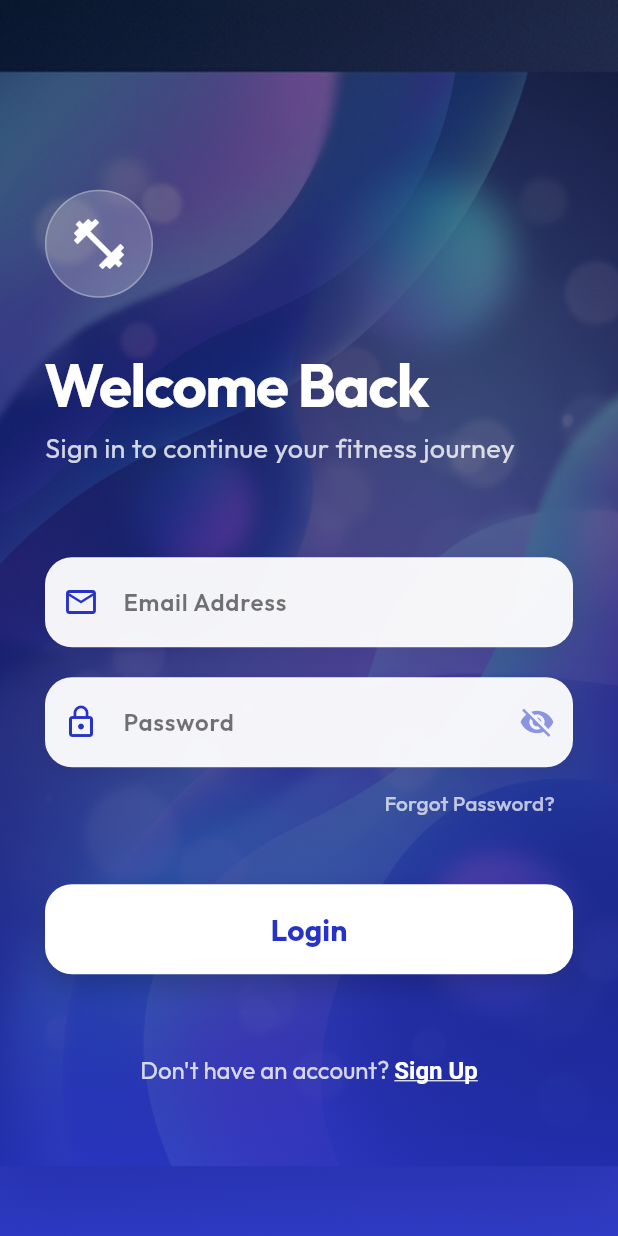
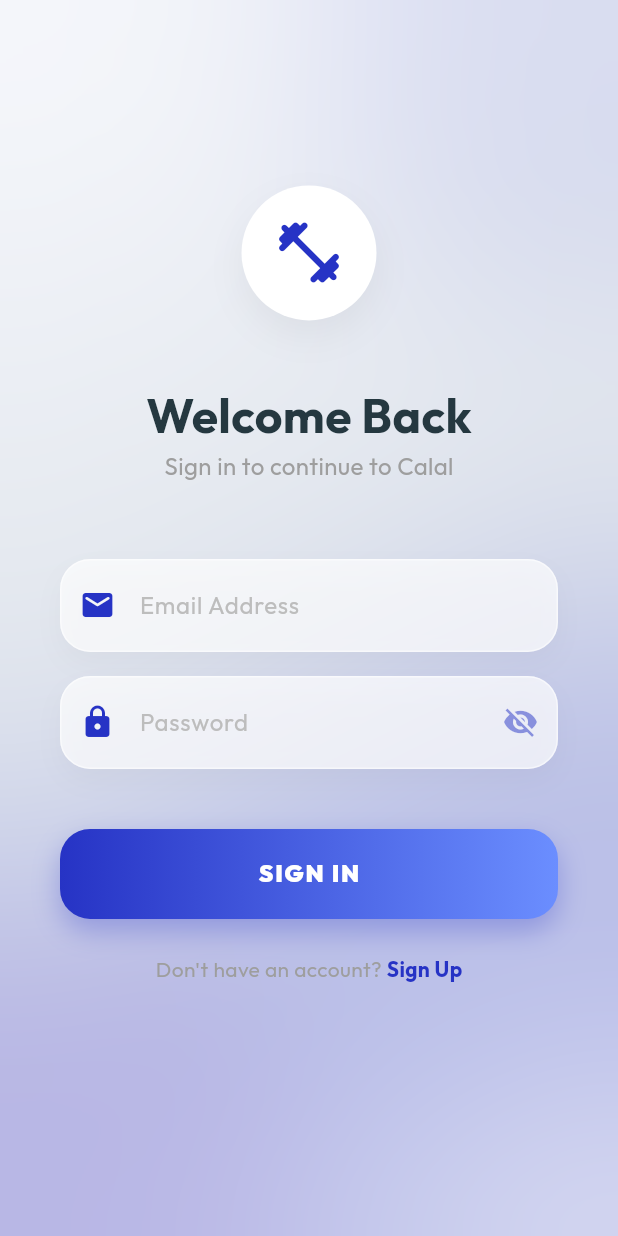
Before and after one commit to ELFarri/crown-health-mobile, a Flutter app: the screen it shows after launch, on a phone screen of 412 x 824 dp. Run offline on Flutter 3.47's test engine with Material 3 defaults, Android fonts, the phone set to English and light mode, and no system bars; our stand-ins replace fl_chart, flutter_local_notifications, google_fonts, google_generative_ai, image_picker, shared_preferences and 1 more; missing offline and left inert: mobile_scanner.

Commit message:
Fix keyboard overlap and branding on LoginScreen

```diff
--- a/lib/screens/auth/login_screen.dart
+++ b/lib/screens/auth/login_screen.dart
@@ -1,7 +1,10 @@
 import 'package:flutter/material.dart';
 import 'package:google_fonts/google_fonts.dart';
+import 'package:provider/provider.dart';
+import 'dart:ui';
 import '../../app_theme.dart';
 import '../../services/auth_service.dart';
+import '../../providers/user_provider.dart';
 import '../home_screen.dart';
 import 'register_screen.dart';
 
@@ -11,6 +14,7 @@ class LoginScreen extends StatefulWidget {
 }
 
 class _LoginScreenState extends State<LoginScreen> {
+  final _formKey = GlobalKey<FormState>();
   final _emailController = TextEditingController();
   final _passwordController = TextEditingController();
   bool _isLoading = false;
@@ -22,263 +26,128 @@ class _LoginScreenState extends State<LoginScreen> {
     return Scaffold(
       body: Stack(
         children: [
-          // On remet l'ancien fond avec l'image immersive
-          Positioned.fill(
-            child: Image.asset(
-              'images/fitness_bg.png',
-              fit: BoxFit.cover,
-            ),
-          ),
-          Positioned.fill(
-            child: Container(
-              decoration: BoxDecoration(
-                gradient: LinearGradient(
-                  begin: Alignment.topCenter,
-                  end: Alignment.bottomCenter,
-                  colors: [
-                    Colors.black.withOpacity(0.4),
-                    AppTheme.nearlyDarkBlue.withOpacity(0.9),
+          _buildBackground(),
+          SafeArea(
+            child: SingleChildScrollView(
+              padding: const EdgeInsets.symmetric(horizontal: 40),
+              child: Form(
+                key: _formKey,
+                child: Column(
+                  mainAxisAlignment: MainAxisAlignment.center,
+                  children: [
+                    SizedBox(height: MediaQuery.of(context).size.height * 0.15),
+                    _buildLogo(),
+                    SizedBox(height: 40),
+                    Text("Welcome Back", style: GoogleFonts.outfit(fontSize: 32, fontWeight: FontWeight.bold, color: AppTheme.darkText)),
+                    Text("Sign in to continue to Calal", style: GoogleFonts.outfit(fontSize: 16, color: Colors.grey)),
+                    SizedBox(height: 50),
+                    _buildGlassInput(hint: "Email Address", icon: Icons.email_rounded, controller: _emailController, type: TextInputType.emailAddress, validator: (v) => !v!.contains('@') ? "Invalid email" : null),
+                    SizedBox(height: 16),
+                    _buildGlassInput(
+                      hint: "Password", icon: Icons.lock_rounded, controller: _passwordController, isObscured: _obscurePassword,
+                      suffix: IconButton(icon: Icon(_obscurePassword ? Icons.visibility_off : Icons.visibility, color: AppTheme.nearlyDarkBlue.withOpacity(0.5)), onPressed: () => setState(() => _obscurePassword = !_obscurePassword)),
+                      validator: (v) => v!.isEmpty ? "Required" : null
+                    ),
+                    if (_errorMessage != null) Padding(padding: const EdgeInsets.only(top: 16), child: Text(_errorMessage!, style: TextStyle(color: Colors.red))),
+                    SizedBox(height: 40),
+                    _buildLoginBtn(),
+                    SizedBox(height: 24),
+                    _buildRegisterLink(),
+                    SizedBox(height: 40),
                   ],
                 ),
               ),
             ),
           ),
-
-          SafeArea(
-            child: Center(
-              child: ConstrainedBox(
-                constraints: BoxConstraints(maxWidth: 450),
-                child: SingleChildScrollView(
-                  padding: EdgeInsets.symmetric(horizontal: 30, vertical: 50),
-                  child: Column(
-                    crossAxisAlignment: CrossAxisAlignment.start,
-                    children: [
-                      SizedBox(height: 40),
-                      // Logo Icon
-                      Container(
-                        padding: EdgeInsets.all(15),
-                        decoration: BoxDecoration(
-                          color: Colors.white.withOpacity(0.2),
-                          shape: BoxShape.circle,
-                          border: Border.all(color: Colors.white.withOpacity(0.3)),
-                        ),
-                        child: Icon(Icons.fitness_center, color: Colors.white, size: 40),
-                      ),
-                      SizedBox(height: 30),
-
-                      Text(
-                        'Welcome Back',
-                        style: GoogleFonts.outfit(
-                          fontSize: 40,
-                          fontWeight: FontWeight.bold,
-                          color: Colors.white,
-                          letterSpacing: -1,
-                        ),
-                      ),
-                      Text(
-                        'Sign in to continue your fitness journey',
-                        style: GoogleFonts.outfit(
-                          fontSize: 18,
-                          color: Colors.white.withOpacity(0.8),
-                        ),
-                      ),
-
-                      SizedBox(height: 60),
-
-                      // Form Fields
-                      _buildTextField(
-                        controller: _emailController,
-                        hint: 'Email Address',
-                        icon: Icons.email_outlined,
-                        type: TextInputType.emailAddress,
-                      ),
-                      SizedBox(height: 20),
-                      _buildTextField(
-                        controller: _passwordController,
-                        hint: 'Password',
-                        icon: Icons.lock_outline,
-                        isObscured: _obscurePassword,
-                        suffixIcon: IconButton(
-                          icon: Icon(
-                            _obscurePassword ? Icons.visibility_off : Icons.visibility,
-                            color: AppTheme.nearlyDarkBlue.withOpacity(0.5),
-                          ),
-                          onPressed: () {
-                            setState(() {
-                              _obscurePassword = !_obscurePassword;
-                            });
-                          },
-                        ),
-                      ),
-
-                      Align(
-                        alignment: Alignment.centerRight,
-                        child: TextButton(
-                          onPressed: () {},
-                          child: Text(
-                            'Forgot Password?',
-                            style: TextStyle(color: Colors.white.withOpacity(0.7)),
-                          ),
-                        ),
-                      ),
-
-                      SizedBox(height: 30),
-
-                      if (_errorMessage != null)
-                        _buildError(_errorMessage!),
-
-                      // Login Button
-                      SizedBox(
-                        width: double.infinity,
-                        height: 60,
-                        child: Container(
-                          decoration: BoxDecoration(
-                            borderRadius: BorderRadius.circular(18),
-                            boxShadow: [
-                              BoxShadow(
-                                color: Colors.black.withOpacity(0.2),
-                                blurRadius: 15,
-                                offset: Offset(0, 8),
-                              ),
-                            ],
-                          ),
-                          child: ElevatedButton(
-                            onPressed: _isLoading ? null : _login,
-                            style: ElevatedButton.styleFrom(
-                              backgroundColor: Colors.white,
-                              foregroundColor: AppTheme.nearlyDarkBlue,
-                              shape: RoundedRectangleBorder(
-                                borderRadius: BorderRadius.circular(18),
-                              ),
-                              elevation: 0,
-                            ),
-                            child: _isLoading
-                                ? CircularProgressIndicator(color: AppTheme.nearlyDarkBlue)
-                                : Text(
-                                    'Login',
-                                    style: GoogleFonts.outfit(
-                                      fontSize: 20,
-                                      fontWeight: FontWeight.bold,
-                                    ),
-                                  ),
-                          ),
-                        ),
-                      ),
-
-                      SizedBox(height: 40),
-
-                      Center(
-                        child: TextButton(
-                          onPressed: () {
-                            Navigator.push(
-                              context,
-                              MaterialPageRoute(builder: (context) => RegisterScreen()),
-                            );
-                          },
-                          child: RichText(
-                            text: TextSpan(
-                              style: GoogleFonts.outfit(
-                                fontSize: 16,
-                                color: Colors.white.withOpacity(0.8),
-                              ),
-                              children: [
-                                TextSpan(text: "Don't have an account? "),
-                                TextSpan(
-                                  text: 'Sign Up',
-                                  style: TextStyle(
-                                    fontWeight: FontWeight.bold,
-                                    color: Colors.white,
-                                    decoration: TextDecoration.underline,
-                                  ),
-                                ),
-                              ],
-                            ),
-                          ),
-                        ),
-                      ),
-                    ],
-                  ),
-                ),
-              ),
-            ),
-          ),
+          if (_isLoading) _buildLoadingOverlay(),
         ],
       ),
     );
   }
 
-  Widget _buildTextField({
-    required TextEditingController controller,
-    required String hint,
-    required IconData icon,
-    bool isObscured = false,
-    Widget? suffixIcon,
-    TextInputType type = TextInputType.text,
-  }) {
+  Widget _buildBackground() {
     return Container(
       decoration: BoxDecoration(
-        color: Colors.white.withOpacity(0.95),
-        borderRadius: BorderRadius.circular(18),
-        boxShadow: [
-          BoxShadow(
-            color: Colors.black.withOpacity(0.05),
-            blurRadius: 10,
-            offset: Offset(0, 4),
-          ),
-        ],
-      ),
-      child: TextField(
-        controller: controller,
-        obscureText: isObscured,
-        keyboardType: type,
-        style: TextStyle(color: AppTheme.darkText, fontWeight: FontWeight.w600),
-        decoration: InputDecoration(
-          hintText: hint,
-          hintStyle: TextStyle(color: Colors.black54),
-          prefixIcon: Icon(icon, color: AppTheme.nearlyDarkBlue),
-          suffixIcon: suffixIcon,
-          border: InputBorder.none,
-          contentPadding: EdgeInsets.symmetric(horizontal: 20, vertical: 18),
+        gradient: LinearGradient(
+          begin: Alignment.topLeft,
+          end: Alignment.bottomRight,
+          colors: [Color(0xFFF8F9FD), Color(0xFFE0E5EC), AppTheme.nearlyDarkBlue.withOpacity(0.05)],
         ),
       ),
-    );
-  }
-
-  Widget _buildError(String message) {
-    return Container(
-      margin: EdgeInsets.only(bottom: 20),
-      padding: EdgeInsets.symmetric(horizontal: 16, vertical: 12),
-      decoration: BoxDecoration(
-        color: Colors.red.withOpacity(0.2),
-        borderRadius: BorderRadius.circular(12),
-        border: Border.all(color: Colors.red.withOpacity(0.3)),
-      ),
-      child: Row(
+      child: Stack(
         children: [
-          Icon(Icons.error_outline, color: Colors.white, size: 20),
-          SizedBox(width: 12),
-          Expanded(
-            child: Text(
-              message,
-              style: TextStyle(color: Colors.white, fontSize: 14),
-            ),
-          ),
+          Positioned(top: -100, right: -100, child: _buildBlurCircle(300, AppTheme.nearlyDarkBlue.withOpacity(0.1))),
+          Positioned(bottom: -50, left: -50, child: _buildBlurCircle(250, Colors.purple.withOpacity(0.05))),
         ],
       ),
     );
   }
 
+  Widget _buildBlurCircle(double size, Color color) {
+    return Container(
+      width: size, height: size,
+      decoration: BoxDecoration(shape: BoxShape.circle, color: color),
+      child: BackdropFilter(filter: ImageFilter.blur(sigmaX: 50, sigmaY: 50), child: Container(color: Colors.transparent)),
+    );
+  }
+
+  Widget _buildLogo() {
+    return Container(
+      padding: EdgeInsets.all(20),
+      decoration: BoxDecoration(color: Colors.white, shape: BoxShape.circle, boxShadow: [BoxShadow(color: Colors.black.withOpacity(0.05), blurRadius: 20, offset: Offset(0, 10))]),
+      child: Icon(Icons.fitness_center_rounded, size: 50, color: AppTheme.nearlyDarkBlue),
+    );
+  }
+
+  Widget _buildGlassInput({required String hint, required IconData icon, required TextEditingController controller, bool isObscured = false, Widget? suffix, TextInputType type = TextInputType.text, String? Function(String?)? validator}) {
+    return Container(
+      decoration: BoxDecoration(color: Colors.white.withOpacity(0.7), borderRadius: BorderRadius.circular(20), border: Border.all(color: Colors.white.withOpacity(0.5)), boxShadow: [BoxShadow(color: Colors.black.withOpacity(0.03), blurRadius: 15, offset: Offset(0, 8))]),
+      child: TextFormField(
+        controller: controller, obscureText: isObscured, keyboardType: type, validator: validator,
+        style: GoogleFonts.outfit(fontWeight: FontWeight.w600),
+        decoration: InputDecoration(hintText: hint, hintStyle: GoogleFonts.outfit(color: Colors.grey[400], fontWeight: FontWeight.w400), prefixIcon: Icon(icon, color: AppTheme.nearlyDarkBlue), suffixIcon: suffix, border: InputBorder.none, contentPadding: EdgeInsets.symmetric(horizontal: 20, vertical: 18)),
+      ),
+    );
+  }
+
+  Widget _buildLoginBtn() {
+    return GestureDetector(
+      onTap: _login,
+      child: Container(
+        height: 60, width: double.infinity,
+        decoration: BoxDecoration(gradient: LinearGradient(colors: [AppTheme.nearlyDarkBlue, Color(0xFF6B8EFF)]), borderRadius: BorderRadius.circular(20), boxShadow: [BoxShadow(color: AppTheme.nearlyDarkBlue.withOpacity(0.3), blurRadius: 15, offset: Offset(0, 8))]),
+        child: Center(child: Text("SIGN IN", style: GoogleFonts.outfit(color: Colors.white, fontWeight: FontWeight.w900, fontSize: 16, letterSpacing: 1.2))),
+      ),
+    );
+  }
+
+  Widget _buildRegisterLink() {
+    return Row(
+      mainAxisAlignment: MainAxisAlignment.center,
+      children: [
+        Text("Don't have an account? ", style: GoogleFonts.outfit(color: Colors.grey)),
+        GestureDetector(onTap: () => Navigator.push(context, MaterialPageRoute(builder: (context) => RegisterScreen())), child: Text("Sign Up", style: GoogleFonts.outfit(color: AppTheme.nearlyDarkBlue, fontWeight: FontWeight.bold))),
+      ],
+    );
+  }
+
+  Widget _buildLoadingOverlay() {
+    return Container(color: Colors.black.withOpacity(0.5), child: Center(child: CircularProgressIndicator(color: Colors.white)));
+  }
+
   Future<void> _login() async {
-    if (_emailController.text.isEmpty || _passwordController.text.isEmpty) {
-      setState(() => _errorMessage = 'Please fill in all fields');
-      return;
-    }
-    setState(() { _isLoading = true; _errorMessage = null; });
-    final success = await AuthService.login(_emailController.text.trim(), _passwordController.text);
-    if (success) {
+    if (!_formKey.currentState!.validate()) return;
+    setState(() => _isLoading = true);
+
+    final error = await AuthService.login(_emailController.text.trim(), _passwordController.text);
+
+    if (error == null) {
       Navigator.pushReplacement(context, MaterialPageRoute(builder: (context) => HomeScreen()));
     } else {
-      setState(() { _isLoading = false; _errorMessage = 'Invalid email or password'; });
+      setState(() {
+        _isLoading = false;
+        _errorMessage = error;
+      });
     }
   }
 }
```
